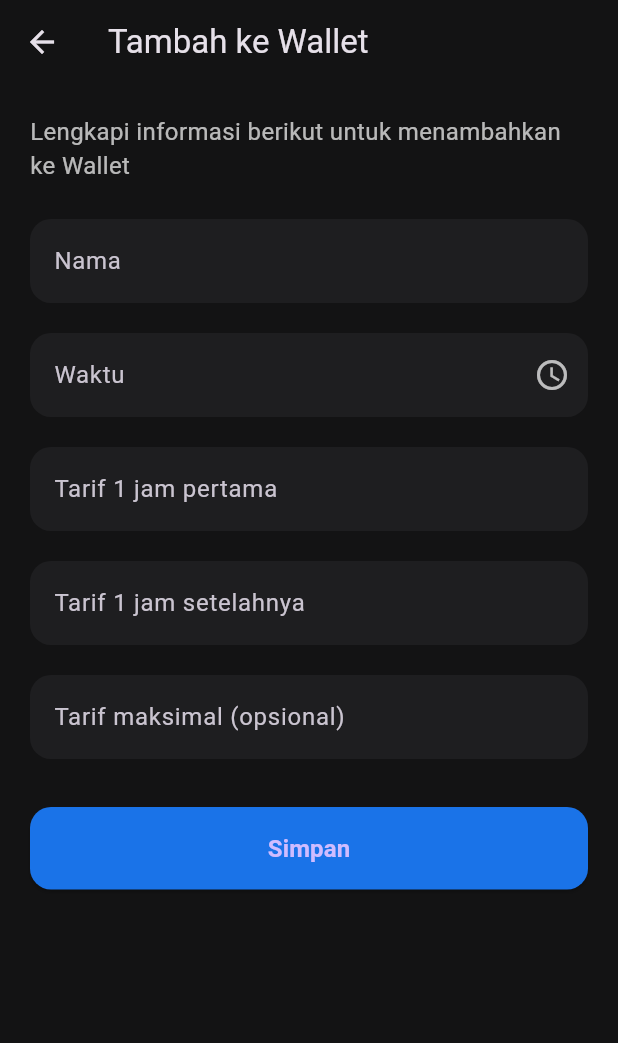
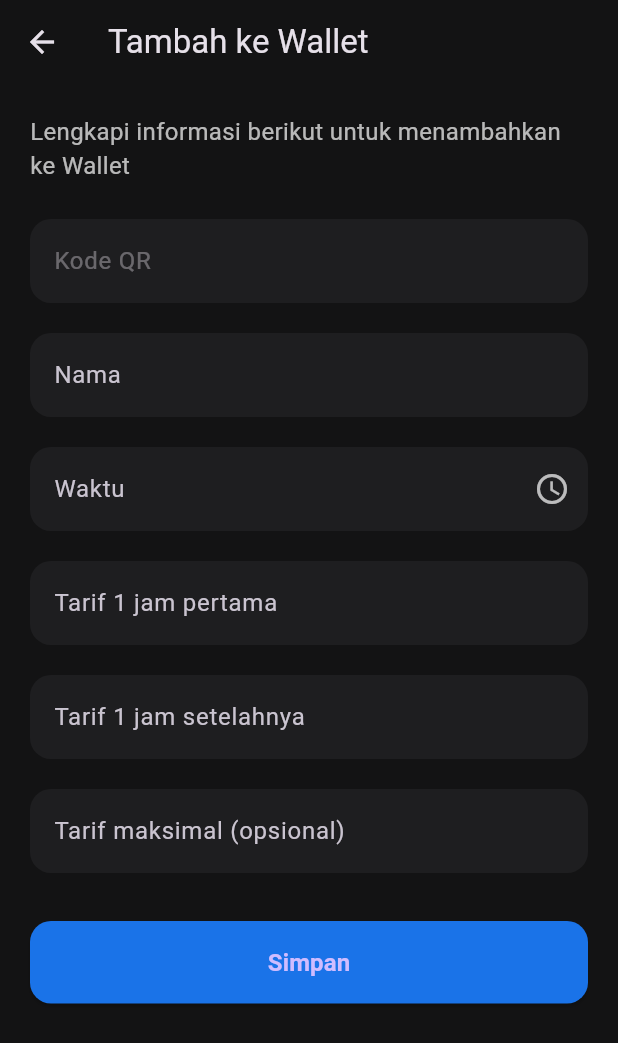
Before and after one commit to HanifMuzafarGunawan/kardig-101, a Flutter app: the InsertPage screen opened directly, on a phone screen of 412 x 824 dp. Shown: the top 1043 px of the screen. Run offline on Flutter 3.47's test engine with Material 3 defaults, Android fonts, the phone set to English and light mode, and no system bars; our stand-ins replace permission_handler; missing offline and left inert: qr_code_scanner_plus.

Commit message:
kode masuk setelah scan

```diff
--- a/lib/camera.dart
+++ b/lib/camera.dart
@@ -3,6 +3,7 @@ import 'dart:developer';
 import 'package:flutter/material.dart';
 import 'package:qr_code_scanner_plus/qr_code_scanner_plus.dart';
 import 'package:permission_handler/permission_handler.dart';
+import 'insert.dart';
 
 Future<bool> requestCameraPermission() async {
   final status = await Permission.camera.request();
@@ -64,7 +65,11 @@ class _CameraState extends State<Camera> {
     controller.scannedDataStream.listen((scanData) {
       if (scanData.code != null) {
         controller.pauseCamera();
-        Navigator.pop(context, scanData.code);
+        Navigator.of(context).push(
+          MaterialPageRoute(
+            builder: (_) => InsertPage(scannedCode: scanData.code),
+          ),
+        );
       }
     });
   }
--- a/lib/insert.dart
+++ b/lib/insert.dart
@@ -1,7 +1,9 @@
 import 'package:flutter/material.dart';
 
 class InsertPage extends StatefulWidget {
-  const InsertPage({super.key});
+  final String? scannedCode;
+
+  const InsertPage({super.key, this.scannedCode});
 
   @override
   State<InsertPage> createState() => _InsertPageState();
@@ -9,6 +11,7 @@ class InsertPage extends StatefulWidget {
 
 class _InsertPageState extends State<InsertPage> {
   final _formKey = GlobalKey<FormState>();
+  final TextEditingController _codeController = TextEditingController();
   final TextEditingController _nameController = TextEditingController();
   final TextEditingController _firstHourController = TextEditingController();
   final TextEditingController _afterFirstHourController =
@@ -17,7 +20,16 @@ class _InsertPageState extends State<InsertPage> {
   DateTime _selectedDateTime = DateTime.now();
 
   @override
+  void initState() {
+    super.initState();
+    if (widget.scannedCode != null) {
+      _codeController.text = widget.scannedCode!;
+    }
+  }
+
+  @override
   void dispose() {
+    _codeController.dispose();
     _nameController.dispose();
     _firstHourController.dispose();
     _afterFirstHourController.dispose();
@@ -95,6 +107,21 @@ class _InsertPageState extends State<InsertPage> {
                 style: TextStyle(color: Colors.white70, fontSize: 16),
               ),
               const SizedBox(height: 24),
+              TextFormField(
+                controller: _codeController,
+                enabled: false,
+                decoration: InputDecoration(
+                  labelText: 'Kode QR',
+                  filled: true,
+                  fillColor: const Color(0xFF1E1E20),
+                  border: OutlineInputBorder(
+                    borderRadius: BorderRadius.circular(14),
+                    borderSide: BorderSide.none,
+                  ),
+                ),
+                style: const TextStyle(color: Colors.white70),
+              ),
+              const SizedBox(height: 20),
               TextFormField(
                 controller: _nameController,
                 textInputAction: TextInputAction.next,
```
Also changed, not shown: pubspec.lock.
